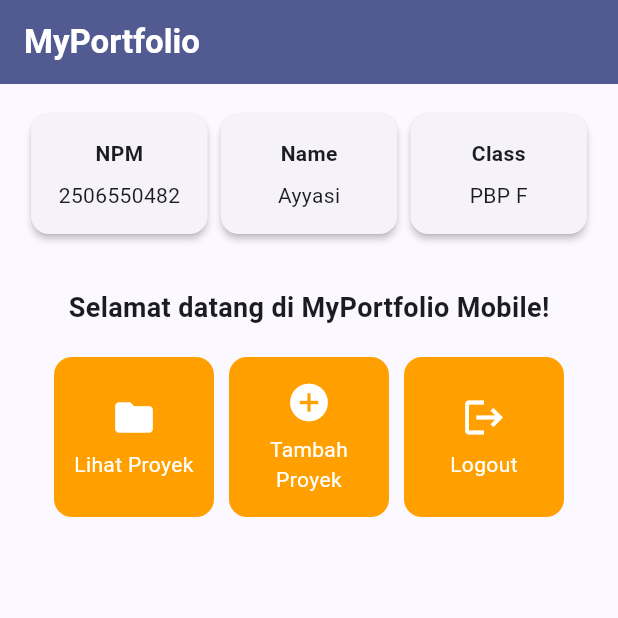
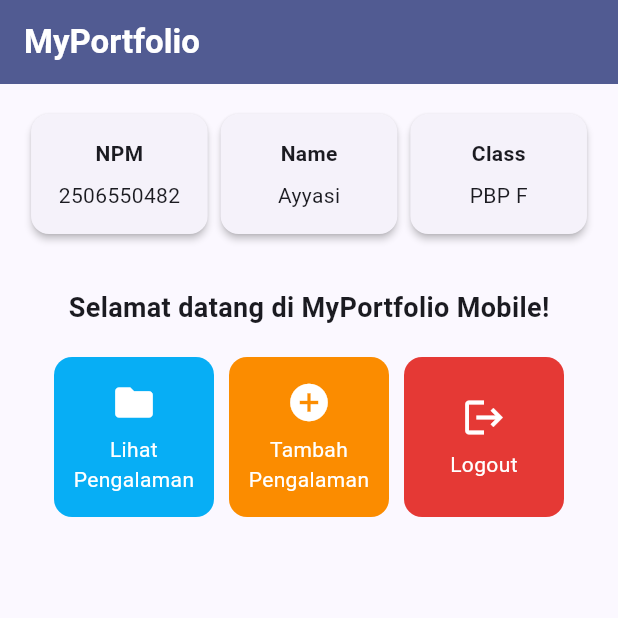
Before and after one commit to Asepgunawan112/myportofolio_mobile, a Flutter app: the screen it shows after launch, on a phone screen of 412 x 824 dp, the top half of it. Run offline on Flutter 3.47's test engine with Material 3 defaults, Android fonts, the phone set to English and light mode, and no system bars.

Commit message:
feat:Updating UI in the menu apps-tugas7

```diff
--- a/lib/menu.dart
+++ b/lib/menu.dart
@@ -7,9 +7,13 @@ class MyHomePage extends StatelessWidget {
   final String kelas = "PBP F";
 
   final List<ItemHomepage> items = [
-    ItemHomepage("Lihat Proyek", Icons.folder),
-    ItemHomepage("Tambah Proyek", Icons.add_circle),
-    ItemHomepage("Logout", Icons.logout),
+    ItemHomepage("Lihat Pengalaman", Icons.folder, const Color(0xFF07aef5)),
+    ItemHomepage(
+      "Tambah Pengalaman",
+      Icons.add_circle,
+      const Color(0xFFFB8C00),
+    ),
+    ItemHomepage("Logout", Icons.logout, Color(0xFFE53935)),
   ];
 
   @override
@@ -83,8 +87,9 @@ class MyHomePage extends StatelessWidget {
 class ItemHomepage {
   final String name;
   final IconData icon;
+  final Color color;
 
-  ItemHomepage(this.name, this.icon);
+  ItemHomepage(this.name, this.icon, this.color);
 }
 
 class InfoCard extends StatelessWidget {
@@ -125,7 +130,7 @@ class ItemCard extends StatelessWidget {
   Widget build(BuildContext context) {
     return Material(
       // Menggunakan warna sekunder dari skema tema aplikasi.
-      color: Theme.of(context).colorScheme.secondary,
+      color: item.color,
       borderRadius: BorderRadius.circular(12),
       child: InkWell(
         // Aksi ketika kartu ditekan oleh pengguna.
```
Also changed, not shown: 1 other file.
